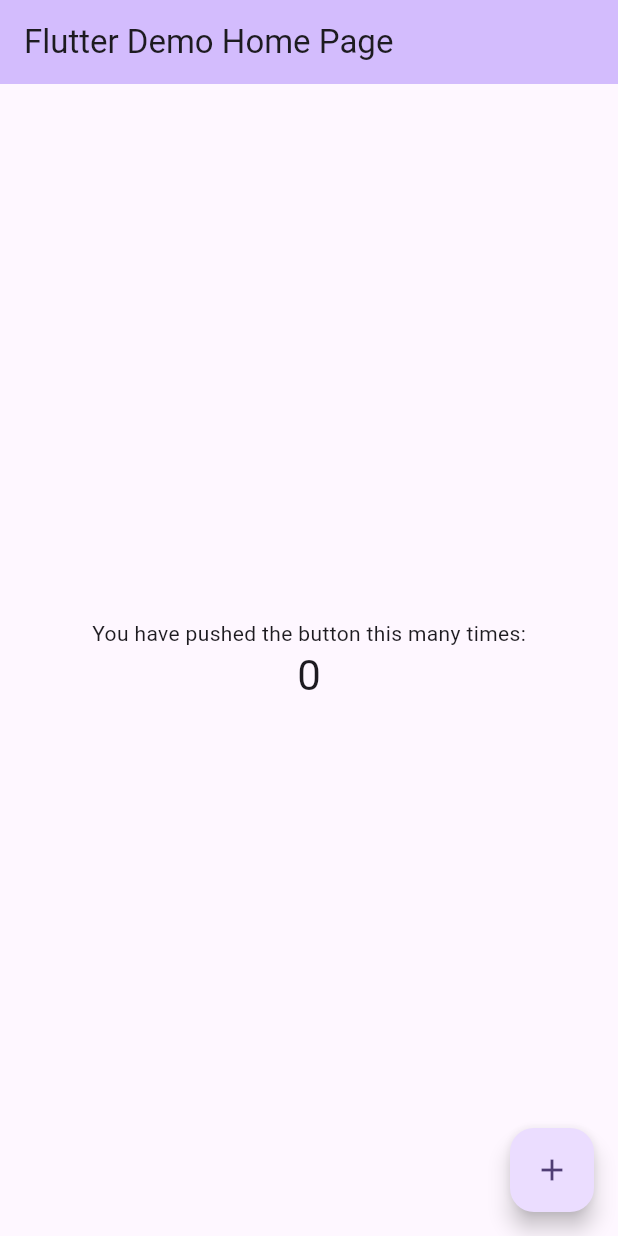
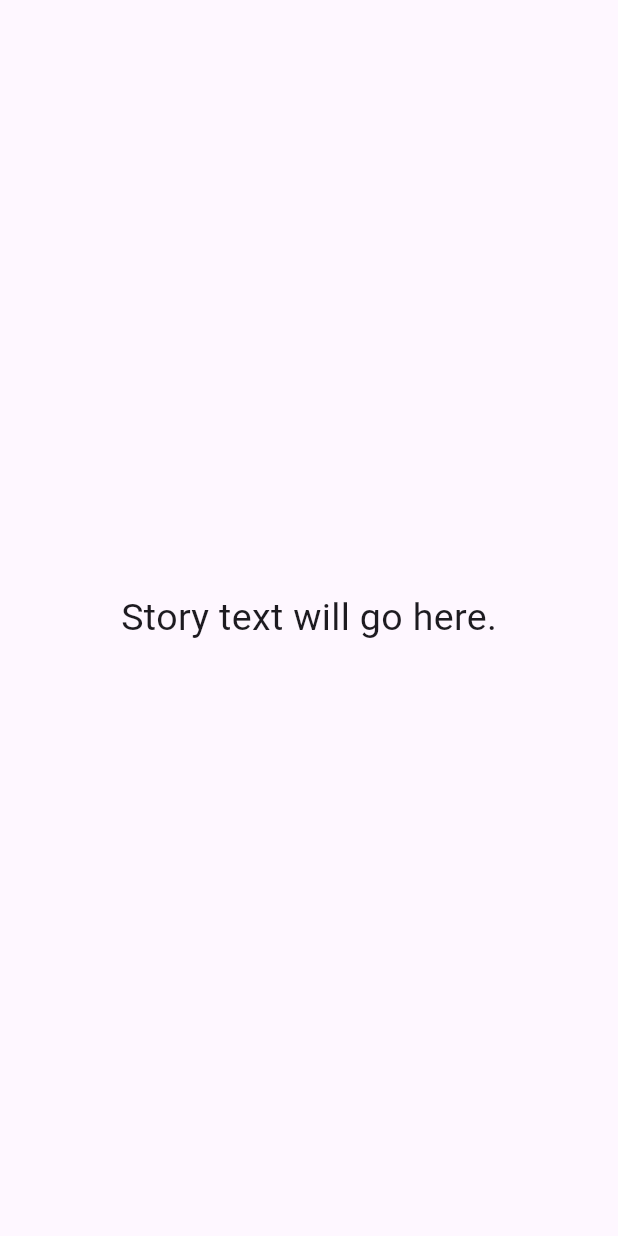
Before and after one commit to hafeez25/destini_flutter, a Flutter app: the screen it shows after launch, on a phone screen of 412 x 824 dp. Run offline on Flutter 3.47's test engine with Material 3 defaults, Android fonts, the phone set to English and light mode, and no system bars.

Commit message:
project setup

```diff
--- a/lib/main.dart
+++ b/lib/main.dart
@@ -11,115 +11,50 @@ class MyApp extends StatelessWidget {
   @override
   Widget build(BuildContext context) {
     return MaterialApp(
-      title: 'Flutter Demo',
+      title: 'Destini App',
       theme: ThemeData(
-        // This is the theme of your application.
-        //
-        // TRY THIS: Try running your application with "flutter run". You'll see
-        // the application has a purple toolbar. Then, without quitting the app,
-        // try changing the seedColor in the colorScheme below to Colors.green
-        // and then invoke "hot reload" (save your changes or press the "hot
-        // reload" button in a Flutter-supported IDE, or press "r" if you used
-        // the command line to start the app).
-        //
-        // Notice that the counter didn't reset back to zero; the application
-        // state is not lost during the reload. To reset the state, use hot
-        // restart instead.
-        //
-        // This works for code too, not just values: Most code changes can be
-        // tested with just a hot reload.
         colorScheme: ColorScheme.fromSeed(seedColor: Colors.deepPurple),
         useMaterial3: true,
       ),
-      home: const MyHomePage(title: 'Flutter Demo Home Page'),
+      home: const StoryPage(),
     );
   }
 }
 
-class MyHomePage extends StatefulWidget {
-  const MyHomePage({super.key, required this.title});
-
-  // This widget is the home page of your application. It is stateful, meaning
-  // that it has a State object (defined below) that contains fields that affect
-  // how it looks.
-
-  // This class is the configuration for the state. It holds the values (in this
-  // case the title) provided by the parent (in this case the App widget) and
-  // used by the build method of the State. Fields in a Widget subclass are
-  // always marked "final".
-
-  final String title;
+class StoryPage extends StatefulWidget {
+  const StoryPage();
 
   @override
-  State<MyHomePage> createState() => _MyHomePageState();
+  State<StoryPage> createState() => _StoryPage();
 }
 
-class _MyHomePageState extends State<MyHomePage> {
-  int _counter = 0;
-
-  void _incrementCounter() {
-    setState(() {
-      // This call to setState tells the Flutter framework that something has
-      // changed in this State, which causes it to rerun the build method below
-      // so that the display can reflect the updated values. If we changed
-      // _counter without calling setState(), then the build method would not be
-      // called again, and so nothing would appear to happen.
-      _counter++;
-    });
-  }
-
+class _StoryPage extends State<StoryPage> {
   @override
   Widget build(BuildContext context) {
-    // This method is rerun every time setState is called, for instance as done
-    // by the _incrementCounter method above.
-    //
-    // The Flutter framework has been optimized to make rerunning build methods
-    // fast, so that you can just rebuild anything that needs updating rather
-    // than having to individually change instances of widgets.
-    return Scaffold(
-      appBar: AppBar(
-        // TRY THIS: Try changing the color here to a specific color (to
-        // Colors.amber, perhaps?) and trigger a hot reload to see the AppBar
-        // change color while the other colors stay the same.
-        backgroundColor: Theme.of(context).colorScheme.inversePrimary,
-        // Here we take the value from the MyHomePage object that was created by
-        // the App.build method, and use it to set our appbar title.
-        title: Text(widget.title),
-      ),
-      body: Center(
-        // Center is a layout widget. It takes a single child and positions it
-        // in the middle of the parent.
-        child: Column(
-          // Column is also a layout widget. It takes a list of children and
-          // arranges them vertically. By default, it sizes itself to fit its
-          // children horizontally, and tries to be as tall as its parent.
-          //
-          // Column has various properties to control how it sizes itself and
-          // how it positions its children. Here we use mainAxisAlignment to
-          // center the children vertically; the main axis here is the vertical
-          // axis because Columns are vertical (the cross axis would be
-          // horizontal).
-          //
-          // TRY THIS: Invoke "debug painting" (choose the "Toggle Debug Paint"
-          // action in the IDE, or press "p" in the console), to see the
-          // wireframe for each widget.
-          mainAxisAlignment: MainAxisAlignment.center,
+    return  Scaffold(
+
+
+
+        body: SafeArea(
+          child:  Column(
+          crossAxisAlignment: CrossAxisAlignment.stretch,
           children: <Widget>[
-            const Text(
-              'You have pushed the button this many times:',
+          Expanded(
+          flex: 12,
+          child: Center(
+            child: Text(
+              //TODO: Step 10 - use the storyBrain to get the first story title and display it in this Text Widget.
+              'Story text will go here.',
+              style: TextStyle(
+                fontSize: 25.0,
+              ),
             ),
-            Text(
-              '$_counter',
-              style: Theme.of(context).textTheme.headlineMedium,
-            ),
-          ],
+          ),
+        )
+              ]
         ),
-      ),
-      floatingActionButton: FloatingActionButton(
-        onPressed: _incrementCounter,
-        tooltip: 'Increment',
-        child: const Icon(Icons.add),
-      ), // This trailing comma makes auto-formatting nicer for build methods.
+        )
+      // This trailing comma makes auto-formatting nicer for build methods.
     );
   }
 }
```
